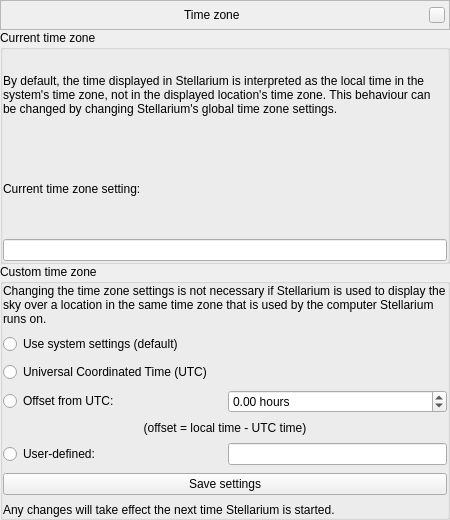
First picture: the form in plugins/TimeZoneManager/src/gui/timeZoneManagerWindow.ui, repository 519984307/stellarium_src, before the edit.
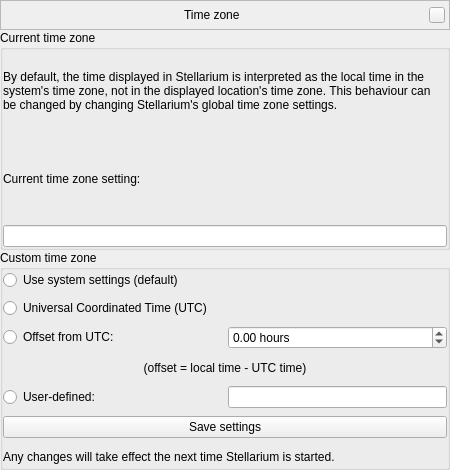
Second picture: the form after the edit. Custom widgets are drawn as their Qt base class.

Commit message: removed a label with a redundant explanation

Patch:
```diff
--- a/plugins/TimeZoneManager/src/gui/timeZoneManagerWindow.ui
+++ b/plugins/TimeZoneManager/src/gui/timeZoneManagerWindow.ui
@@ -7,7 +7,7 @@
     <x>0</x>
     <y>0</y>
     <width>450</width>
-    <height>520</height>
+    <height>470</height>
    </rect>
   </property>
   <layout class="QVBoxLayout" name="verticalLayout">
@@ -168,35 +168,35 @@
       <property name="margin">
        <number>0</number>
       </property>
-      <item row="1" column="0" colspan="4">
+      <item row="0" column="0" colspan="4">
        <widget class="QRadioButton" name="radioButtonLocalSettings">
         <property name="text">
          <string>Use system settings (default)</string>
         </property>
        </widget>
       </item>
-      <item row="2" column="0" colspan="4">
+      <item row="1" column="0" colspan="4">
        <widget class="QRadioButton" name="radioButtonUtc">
         <property name="text">
          <string>Universal Coordinated Time (UTC)</string>
         </property>
        </widget>
       </item>
-      <item row="3" column="0" colspan="2">
+      <item row="2" column="0" colspan="2">
        <widget class="QRadioButton" name="radioButtonOffset">
         <property name="text">
          <string>Offset from UTC:</string>
         </property>
        </widget>
       </item>
-      <item row="6" column="0" colspan="4">
+      <item row="5" column="0" colspan="4">
        <widget class="QPushButton" name="pushButtonSave">
         <property name="text">
          <string>Save settings</string>
         </property>
        </widget>
       </item>
-      <item row="4" column="0" colspan="4">
+      <item row="3" column="0" colspan="4">
        <widget class="QLabel" name="labelOffset">
         <property name="text">
          <string>(offset = local time - UTC time)</string>
@@ -206,7 +206,7 @@
         </property>
        </widget>
       </item>
-      <item row="3" column="2" colspan="2">
+      <item row="2" column="2" colspan="2">
        <widget class="QDoubleSpinBox" name="doubleSpinBoxOffset">
         <property name="wrapping">
          <bool>true</bool>
@@ -228,7 +228,7 @@
         </property>
        </widget>
       </item>
-      <item row="7" column="0" colspan="4">
+      <item row="6" column="0" colspan="4">
        <widget class="QLabel" name="labelRestart">
         <property name="text">
          <string>Any changes will take effect the next time Stellarium is started.</string>
@@ -238,24 +238,14 @@
         </property>
        </widget>
       </item>
-      <item row="0" column="0" colspan="4">
-       <widget class="QLabel" name="labelUnnecessary">
-        <property name="text">
-         <string>Changing the time zone settings is not necessary if Stellarium is used to display the sky over a location in the same time zone that is used by the computer Stellarium runs on.</string>
-        </property>
-        <property name="wordWrap">
-         <bool>true</bool>
-        </property>
-       </widget>
-      </item>
-      <item row="5" column="0" colspan="2">
+      <item row="4" column="0" colspan="2">
        <widget class="QRadioButton" name="radioButtonUserDefined">
         <property name="text">
          <string>User-defined:</string>
         </property>
        </widget>
       </item>
-      <item row="5" column="2" colspan="2">
+      <item row="4" column="2" colspan="2">
        <widget class="QLineEdit" name="lineEditUserDefined"/>
       </item>
      </layout>
```
